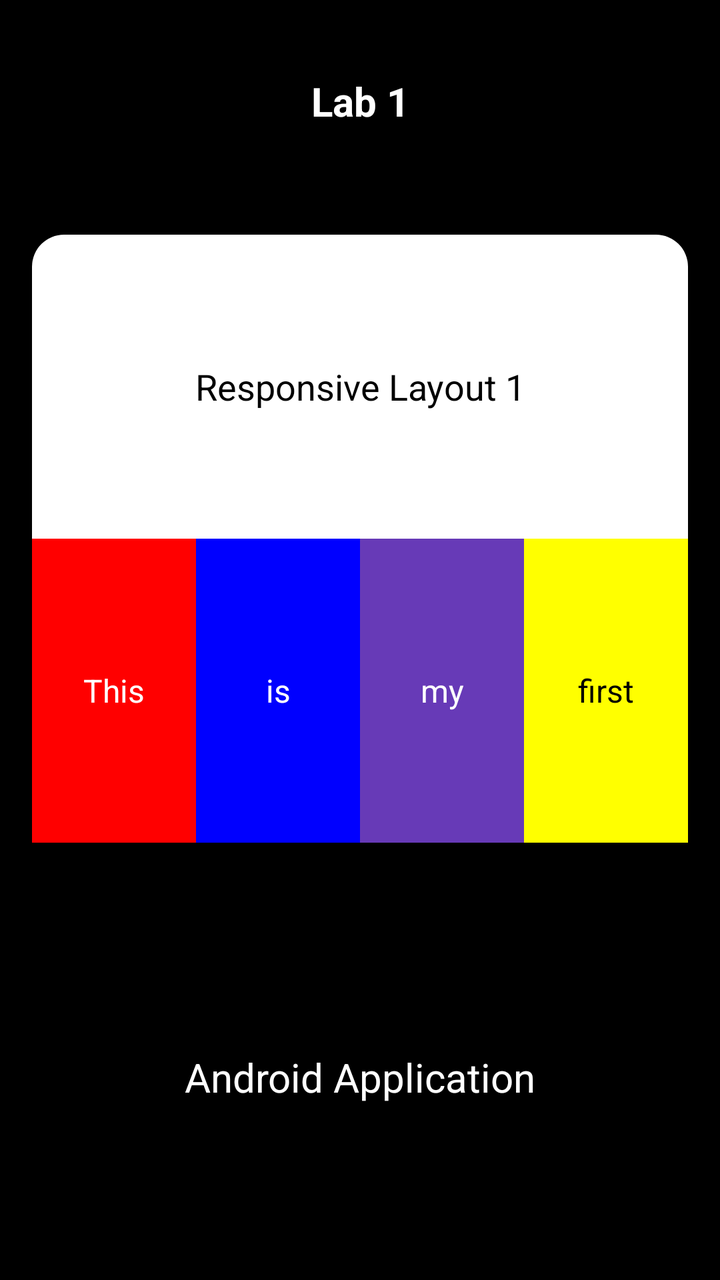
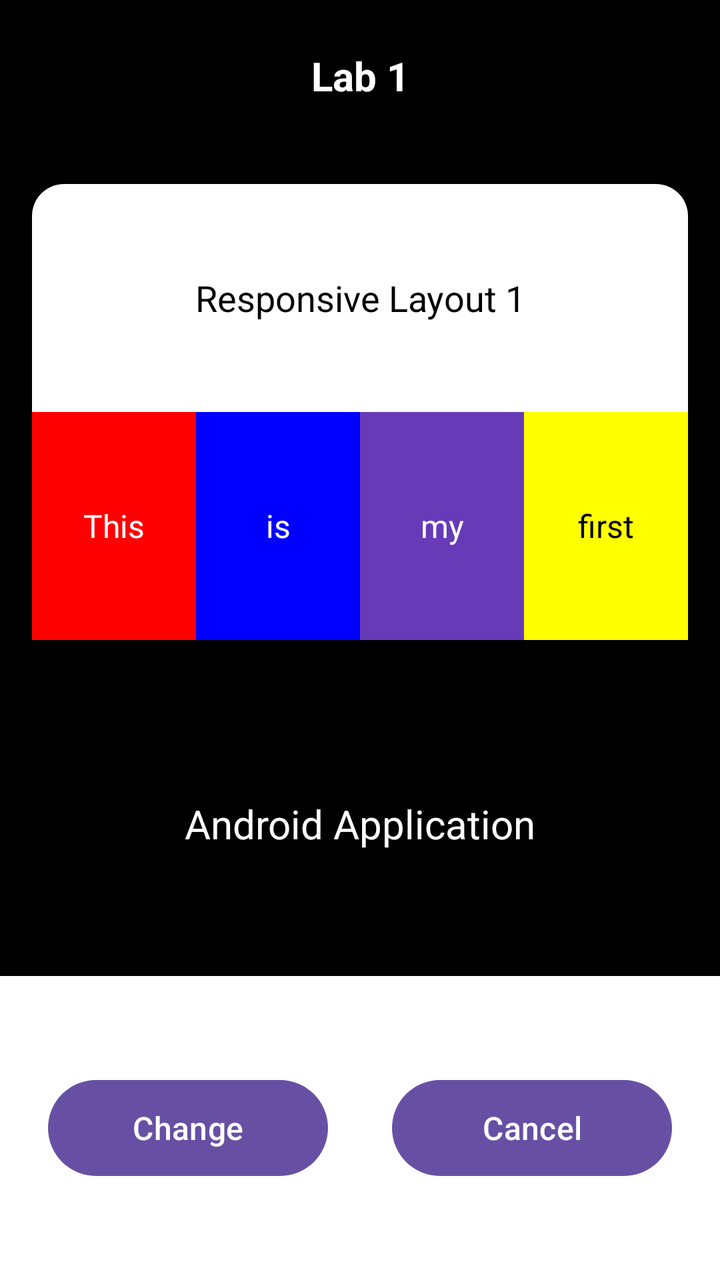

Before-and-after screenshots of an Android layout around one commit, followed by the original layout XML and the change that was made.
<!-- AndroidManifest.xml: application theme Theme.P1 -->
<!-- res/layout/activity_main.xml -->
<?xml version="1.0" encoding="utf-8"?>
<LinearLayout xmlns:android="http://schemas.android.com/apk/res/android"
    android:layout_width="match_parent"
    android:layout_height="match_parent"
    android:orientation="vertical"
    android:background="#000000">
    <TextView
        android:id="@+id/tvLabTitle"
        android:layout_width="match_parent"
        android:layout_height="0dp"
        android:layout_weight="1"
        android:gravity="center"
        android:text="Lab 1"
        android:textColor="#FFFFFF"
        android:textSize="20sp"
        android:textStyle="bold" />
    <LinearLayout
        android:id="@+id/cardContainer"
        android:layout_width="match_parent"
        android:layout_height="0dp"
        android:layout_weight="3"
        android:layout_margin="16dp"
        android:background="@drawable/card_bg"
        android:orientation="vertical">
        <TextView
            android:id="@+id/tvResponsiveTitle"
            android:layout_width="match_parent"
            android:layout_height="0dp"
            android:layout_weight="1"
            android:gravity="center"
            android:text="Responsive Layout 1"
            android:textColor="#000000"
            android:textSize="18sp" />
        <LinearLayout
            android:id="@+id/colorRow"
            android:layout_width="match_parent"
            android:layout_height="0dp"
            android:layout_weight="1"
            android:orientation="horizontal">

            <TextView
                android:id="@+id/tvRed"
                android:layout_width="0dp"
                android:layout_height="match_parent"
                android:layout_weight="1"
                android:gravity="center"
                android:background="#FF0000"
                android:text="This"
                android:textColor="#FFFFFF"
                android:textSize="16sp" />

            <TextView
                android:id="@+id/tvBlue"
                android:layout_width="0dp"
                android:layout_height="match_parent"
                android:layout_weight="1"
                android:gravity="center"
                android:background="#0000FF"
                android:text="is"
                android:textColor="#FFFFFF"
                android:textSize="16sp" />

            <TextView
                android:id="@+id/tvPurple"
                android:layout_width="0dp"
                android:layout_height="match_parent"
                android:layout_weight="1"
                android:gravity="center"
                android:background="#673AB7"
                android:text="my"
                android:textColor="#FFFFFF"
                android:textSize="16sp" />

            <TextView
                android:id="@+id/tvYellow"
                android:layout_width="0dp"
                android:layout_height="match_parent"
                android:layout_weight="1"
                android:gravity="center"
                android:background="#FFFF00"
                android:text="first"
                android:textColor="#000000"
                android:textSize="16sp" />
        </LinearLayout>
    </LinearLayout>
    <TextView
        android:id="@+id/tvAndroidApplication"
        android:layout_width="match_parent"
        android:layout_height="0dp"
        android:layout_weight="2"
        android:gravity="center"
        android:text="Android Application"
        android:textColor="#FFFFFF"
        android:textSize="20sp" />
</LinearLayout>
<!-- resources referenced by this layout -->
<resources>
  <!-- drawable card_bg (drawable) -->
  <?xml version="1.0" encoding="utf-8"?>
  <shape xmlns:android="http://schemas.android.com/apk/res/android">
      <solid android:color="#FFFFFF" />
      <corners android:radius="16dp" />
  </shape>
  <style name="Theme.P1" parent="Base.Theme.P1" />
  <style name="Base.Theme.P1" parent="Theme.Material3.DayNight.NoActionBar">
          
          
      </style>
</resources>

<!-- the commit's change to res/layout/activity_main.xml (unified diff, before → after) -->
@@ -92,4 +92,42 @@
         android:text="Android Application"
         android:textColor="#FFFFFF"
         android:textSize="20sp" />
+    <LinearLayout
+        android:id="@+id/buttonRow"
+        android:layout_width="match_parent"
+        android:layout_height="0dp"
+        android:layout_weight="2"
+        android:background="#FFFFFF"
+        android:gravity="center_vertical"
+        android:orientation="horizontal"
+        android:padding="8dp">
+
+        <Button
+            android:id="@+id/btnChange"
+            android:layout_width="0dp"
+            android:layout_height="wrap_content"
+            android:layout_weight="1"
+            android:layout_margin="16dp"
+            android:background="@drawable/button_bg"
+            android:backgroundTint="@null"
+            android:minHeight="48dp"
+            android:text="Change"
+            android:textAllCaps="false"
+            android:textColor="#FFFFFF"
+            android:textSize="16sp" />
+
+        <Button
+            android:id="@+id/btnCancel"
+            android:layout_width="0dp"
+            android:layout_height="wrap_content"
+            android:layout_weight="1"
+            android:layout_margin="16dp"
+            android:background="@drawable/button_bg"
+            android:backgroundTint="@null"
+            android:minHeight="48dp"
+            android:text="Cancel"
+            android:textAllCaps="false"
+            android:textColor="#FFFFFF"
+            android:textSize="16sp" />
+    </LinearLayout>
 </LinearLayout>
<!-- resource entries referenced after the edit -->
@@ -1,5 +1,11 @@
 <!-- resources referenced by this layout -->
 <resources>
+  <!-- drawable button_bg (drawable) -->
+  <?xml version="1.0" encoding="utf-8"?>
+  <shape xmlns:android="http://schemas.android.com/apk/res/android">
+      <solid android:color="#673AB7" />
+      <corners android:radius="24dp" />
+  </shape>
   <!-- drawable card_bg (drawable) -->
   <?xml version="1.0" encoding="utf-8"?>
   <shape xmlns:android="http://schemas.android.com/apk/res/android">
